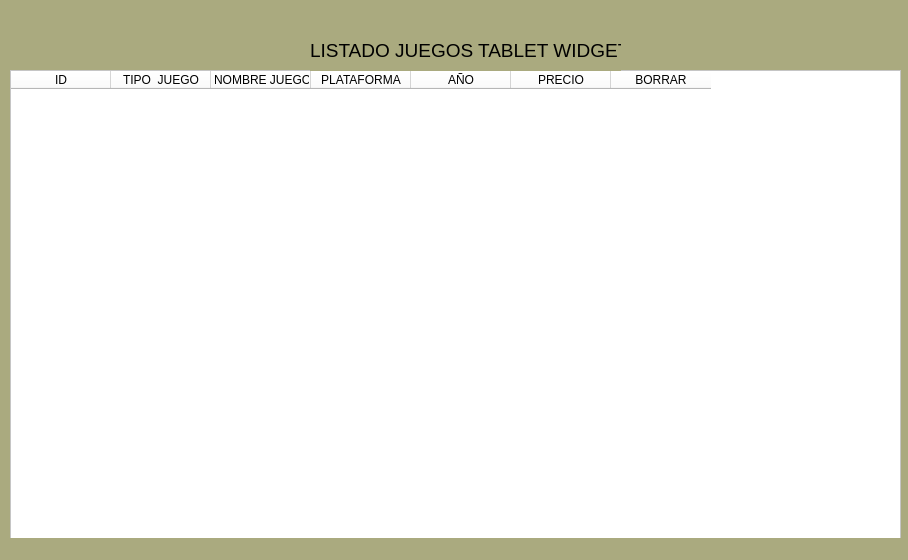
Before: the Qt Designer form tareascursoLunes/aplicaciondeGestion/ventanas01/ventana_table_widget.ui in JesusDiazCurso/CursoPython, drawn with Qt 5.
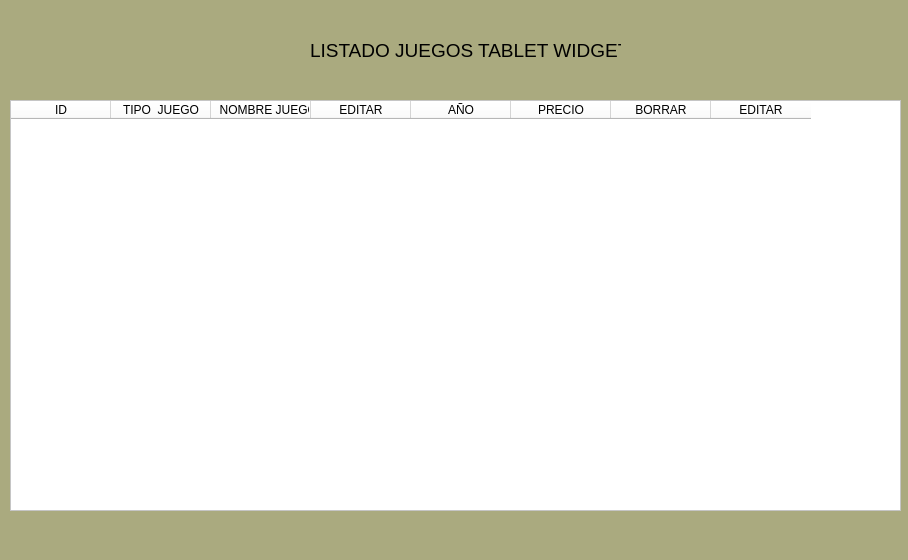
After: the same form once the commit is applied.

What changed in the file:
```diff
--- a/tareascursoLunes/aplicaciondeGestion/ventanas01/ventana_table_widget.ui
+++ b/tareascursoLunes/aplicaciondeGestion/ventanas01/ventana_table_widget.ui
@@ -21,9 +21,9 @@
     <property name="geometry">
      <rect>
       <x>10</x>
-      <y>70</y>
+      <y>100</y>
       <width>891</width>
-      <height>491</height>
+      <height>411</height>
      </rect>
     </property>
     <property name="styleSheet">
@@ -55,12 +55,15 @@
     </column>
     <column>
      <property name="text">
-      <string>       NOMBRE JUEGO      </string>
+      <string>  NOMBRE JUEGO      </string>
+     </property>
+     <property name="textAlignment">
+      <set>AlignLeading|AlignVCenter</set>
      </property>
     </column>
     <column>
      <property name="text">
-      <string>PLATAFORMA</string>
+      <string>EDITAR</string>
      </property>
     </column>
     <column>
@@ -78,6 +81,11 @@
       <string>BORRAR</string>
      </property>
     </column>
+    <column>
+     <property name="text">
+      <string>EDITAR</string>
+     </property>
+    </column>
    </widget>
    <widget class="QLabel" name="label">
     <property name="geometry">
```
